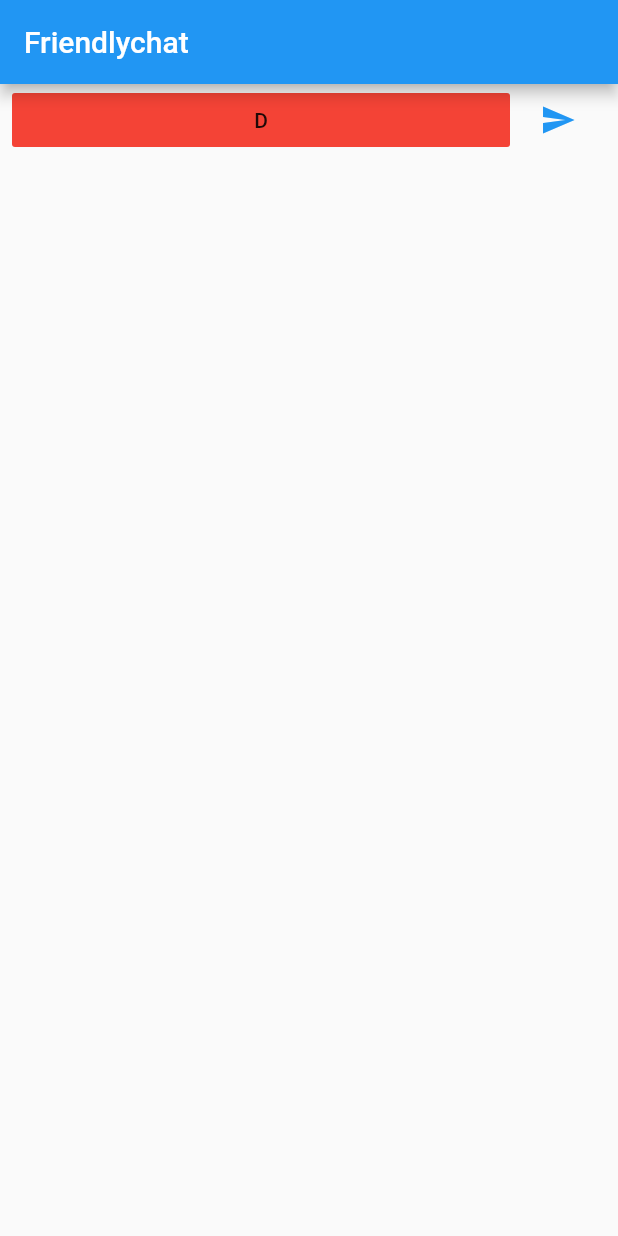
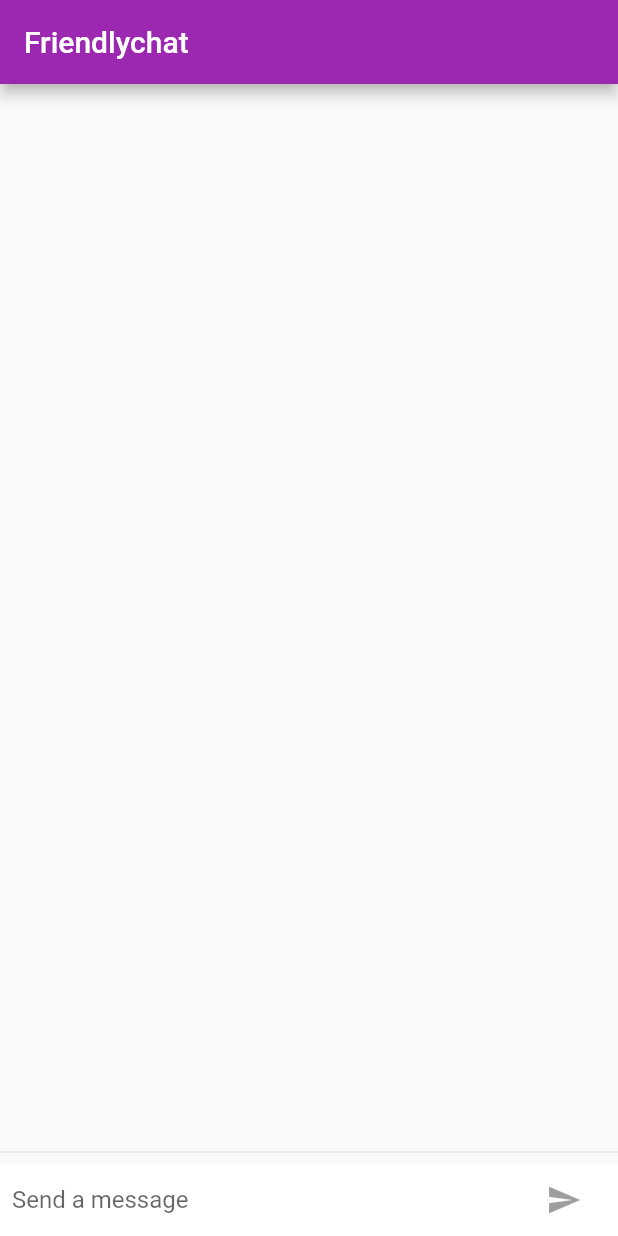
Before and after one commit to jeisux92/FriendlychatApp, a Flutter app: the screen it shows after launch, on a phone screen of 412 x 824 dp. Run offline on Flutter 3.47's test engine with Material 2 defaults, Android fonts, the phone set to English and light mode, and no system bars.

Commit message:
laboratorie finished

```diff
--- a/lib/chat_screen.dart
+++ b/lib/chat_screen.dart
@@ -1,21 +1,51 @@
+import 'package:flutter/cupertino.dart';
 import 'package:flutter/material.dart';
+
+import 'chat_message.dart';
 
 class ChatScreen extends StatefulWidget {
   @override
   State<StatefulWidget> createState() => ChatScreenState();
 }
 
-class ChatScreenState extends State<ChatScreen> {
-  final TextEditingController _textController =
-      new TextEditingController(); //new
-
+class ChatScreenState extends State<ChatScreen> with TickerProviderStateMixin {
+  final List<ChatMessage> _messages = <ChatMessage>[];
+  final TextEditingController _textController = new TextEditingController();
+  bool _isComposing = false;
   @override
   Widget build(BuildContext context) {
     return Scaffold(
       appBar: AppBar(
         title: Text("Friendlychat"),
+        elevation: Theme.of(context).platform == TargetPlatform.iOS ? 0.0 : 4.0,
       ),
-      body: _buildTextComposer(),
+      body: Container(
+          child: Column(
+            children: <Widget>[
+              Flexible(
+                child: ListView.builder(
+                  padding: EdgeInsets.all(8.0),
+                  reverse: true,
+                  itemBuilder: (BuildContext _, int index) => _messages[index],
+                  itemCount: _messages.length,
+                ),
+              ),
+              Divider(),
+              Container(
+                decoration: BoxDecoration(
+                  color: Theme.of(context).cardColor,
+                ),
+                child: _buildTextComposer(),
+              )
+            ],
+          ),
+          decoration: Theme.of(context).platform == TargetPlatform.iOS
+              ? new BoxDecoration(
+                  border: new Border(
+                    top: new BorderSide(color: Colors.grey[200]),
+                  ),
+                )
+              : null),
     );
   }
 
@@ -27,29 +57,35 @@ class ChatScreenState extends State<ChatScreen> {
         child: Row(
           children: <Widget>[
             Flexible(
-              fit: FlexFit.tight,
-              child: FlatButton(
-                child: Text("D"),
-                onPressed: () {},
-                color: Colors.red,
+              child: TextField(
+                controller: _textController,
+                onSubmitted: _handleSubmitted,
+                decoration: new InputDecoration.collapsed(
+                  hintText: "Send a message",
+                ),
+                onChanged: (String text) {
+                  setState(() {
+                    _isComposing = text.length > 0;
+                  });
+                },
               ),
-              // TextField(
-              //   controller: _textController,
-              //   onSubmitted: _handleSubmitted,
-              //   decoration: new InputDecoration.collapsed(
-              //     hintText: "Send a message",
-              //   ),
-              // ),
             ),
             Container(
-              padding: EdgeInsets.symmetric(horizontal: 8.0),
-              child: IconButton(
-                icon: Icon(
-                  Icons.send,
-                ),
-                onPressed: () {},
-              ),
-            )
+              margin: EdgeInsets.symmetric(horizontal: 4.0),
+              child: Theme.of(context).platform == TargetPlatform.iOS
+                  ? new CupertinoButton(
+                      child: new Text("Send"),
+                      onPressed: _isComposing
+                          ? () => _handleSubmitted(_textController.text)
+                          : null,
+                    )
+                  : new IconButton(
+                      icon: new Icon(Icons.send),
+                      onPressed: _isComposing
+                          ? () => _handleSubmitted(_textController.text)
+                          : null,
+                    ),
+            ),
           ],
         ),
       ),
@@ -58,5 +94,28 @@ class ChatScreenState extends State<ChatScreen> {
 
   void _handleSubmitted(String text) {
     _textController.clear();
+    setState(() {
+      _isComposing = false;
+    });
+    ChatMessage message = new ChatMessage(
+      text: text,
+      animationController: new AnimationController(
+        //new
+        duration: new Duration(milliseconds: 700), //new
+        vsync: this, //new
+      ),
+    );
+    setState(() {
+      _messages.insert(0, message);
+    });
+    message.animationController.forward();
+  }
+
+  @override
+  void dispose() {
+    //new
+    for (ChatMessage message in _messages) //new
+      message.animationController.dispose(); //new
+    super.dispose(); //new
   }
 }
--- a/lib/my_app.dart
+++ b/lib/my_app.dart
@@ -1,12 +1,26 @@
+import 'package:flutter/foundation.dart';
 import 'package:flutter/material.dart';
 import 'package:friendlychat/chat_screen.dart';
 
 class FriendlychatApp extends StatelessWidget {
+  final ThemeData kIOSTheme = new ThemeData(
+    primarySwatch: Colors.orange,
+    primaryColor: Colors.grey[100],
+    primaryColorBrightness: Brightness.light,
+  );
+
+  final ThemeData kDefaultTheme = new ThemeData(
+    primarySwatch: Colors.purple,
+    accentColor: Colors.orangeAccent[400],
+  );
   // This widget is the root of your application.
   @override
   Widget build(BuildContext context) {
     return MaterialApp(
       title: 'Friendlychat',
+      theme: defaultTargetPlatform == TargetPlatform.iOS
+          ? kIOSTheme
+          : kDefaultTheme,
       home: ChatScreen(),
     );
   }
```
Also changed, not shown: lib/chat_message.dart (+49 -0 lines).
